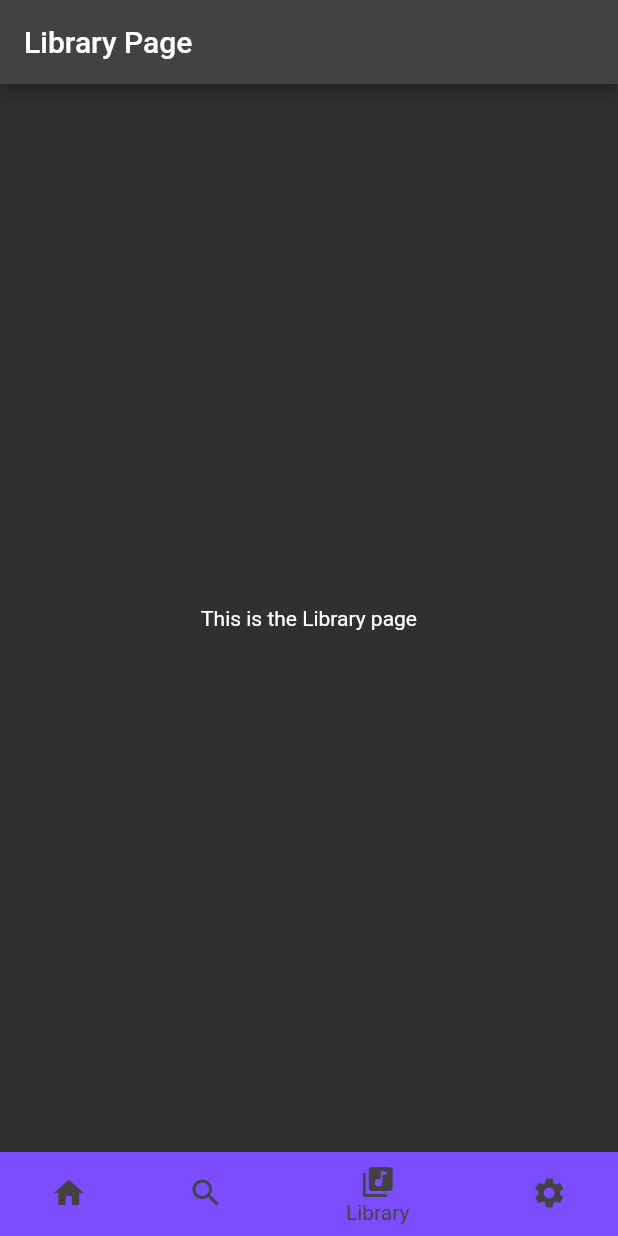
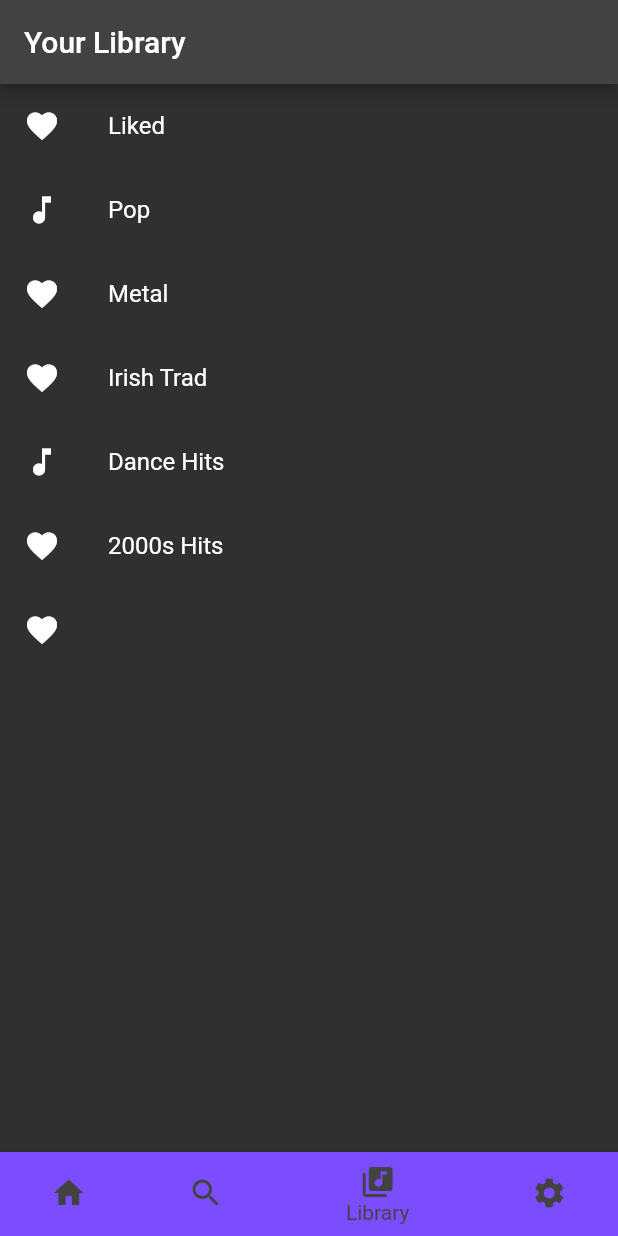
Before and after one commit to DylanMorr/ProfPracticeProject2022, a Flutter app: the screen it shows after launch, item 3 of the bottom bar chosen, on a phone screen of 412 x 824 dp. Run offline on Flutter 3.47's test engine with Material 2 defaults, Android fonts, the light colour scheme and no system bars.

Commit message:
added grid layout to main page and list to library

```diff
--- a/lib/pages/libraryPage.dart
+++ b/lib/pages/libraryPage.dart
@@ -1,7 +1,7 @@
 import 'package:flutter/material.dart';
 
 class LibraryPage extends StatefulWidget {
-  const LibraryPage({ Key? key }) : super(key: key);
+  const LibraryPage({Key? key}) : super(key: key);
 
   @override
   State<LibraryPage> createState() => _LibraryPageState();
@@ -12,10 +12,39 @@ class _LibraryPageState extends State<LibraryPage> {
   Widget build(BuildContext context) {
     return new Scaffold(
       appBar: new AppBar(
-        title: new Text("Library Page"),
+        title: new Text("Your Library"),
       ),
-      body: new Center(
-        child: new Text("This is the Library page"),
+      body: ListView(
+        children: const <Widget>[
+          ListTile(
+            leading: Icon(Icons.favorite),
+            title: Text('Liked'),
+          ),
+          ListTile(
+            leading: Icon(Icons.music_note),
+            title: Text('Pop'),
+          ),
+          ListTile(
+            leading: Icon(Icons.favorite),
+            title: Text('Metal'),
+          ),
+          ListTile(
+            leading: Icon(Icons.favorite),
+            title: Text('Irish Trad'),
+          ),
+          ListTile(
+            leading: Icon(Icons.music_note),
+            title: Text('Dance Hits'),
+          ),
+          ListTile(
+            leading: Icon(Icons.favorite),
+            title: Text('2000s Hits'),
+          ),
+          ListTile(
+            leading: Icon(Icons.favorite),
+            title: Text(''),
+          ),
+        ],
       ),
     );
   }
```
Also changed, not shown: lib/pages/homePage.dart (+61 -1 lines).
